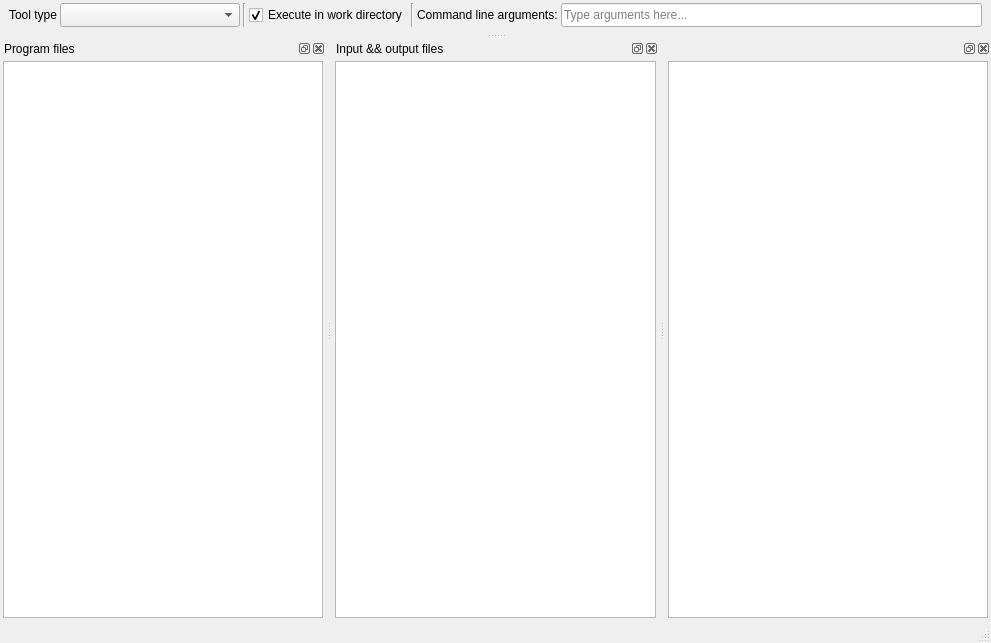
This is spine_items/tool/ui/tool_specification_form.ui in spine-tools/spine-items as Qt 5 draws it before an edit. The edited form follows.
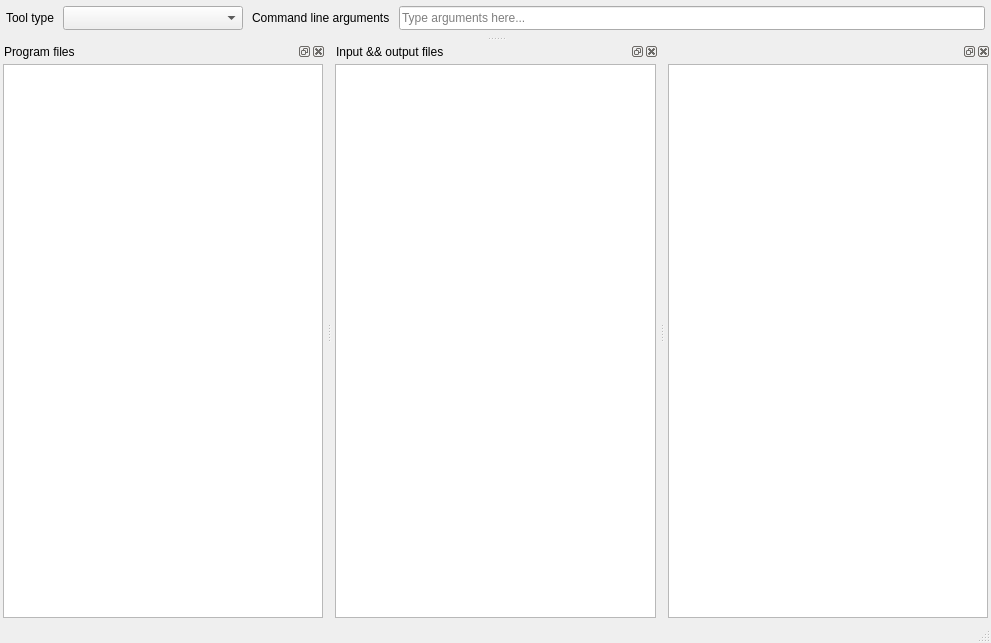
This is the edited form. Icons and pictures are not drawn. Custom widgets are drawn as their Qt base class.

Commit message:
Make execute in work a Tool setting only
- Remove execute in work setting from Tool Specification Editor
- Remove all references to Tool specs' execute_in_work
- Small edits to Tool Spec Editor layout
- Unskipped two tests

Regarding issue: spine-tools/Spine-Toolbox#884
PR: #101

The edit to the form file:
```diff
--- a/spine_items/tool/ui/tool_specification_form.ui
+++ b/spine_items/tool/ui/tool_specification_form.ui
@@ -37,22 +37,25 @@
    </property>
    <layout class="QVBoxLayout" name="verticalLayout_3">
     <property name="spacing">
-     <number>3</number>
+     <number>6</number>
     </property>
     <property name="leftMargin">
-     <number>3</number>
+     <number>0</number>
     </property>
     <property name="topMargin">
-     <number>3</number>
+     <number>6</number>
     </property>
     <property name="rightMargin">
-     <number>3</number>
+     <number>0</number>
     </property>
     <property name="bottomMargin">
-     <number>3</number>
+     <number>0</number>
     </property>
     <item>
      <layout class="QHBoxLayout" name="horizontalLayout_2">
+      <property name="spacing">
+       <number>9</number>
+      </property>
       <property name="leftMargin">
        <number>6</number>
       </property>
@@ -94,37 +97,10 @@
         </property>
        </widget>
       </item>
-      <item>
-       <widget class="Line" name="line_3">
-        <property name="orientation">
-         <enum>Qt::Vertical</enum>
-        </property>
-       </widget>
-      </item>
-      <item>
-       <widget class="QCheckBox" name="checkBox_execute_in_work">
-        <property name="toolTip">
-         <string>&lt;html&gt;&lt;head/&gt;&lt;body&gt;&lt;p&gt;If checked, Tool specification is executed in a work directory (default).&lt;/p&gt;&lt;p&gt;If unchecked, Tool specification is executed in main program file directory.&lt;/p&gt;&lt;p&gt;It is recommended to uncheck this for &lt;span style=&quot; font-weight:600;&quot;&gt;Executable&lt;/span&gt; Tool specifications.&lt;/p&gt;&lt;/body&gt;&lt;/html&gt;</string>
-        </property>
-        <property name="text">
-         <string>Execute in work directory</string>
-        </property>
-        <property name="checked">
-         <bool>true</bool>
-        </property>
-       </widget>
-      </item>
-      <item>
-       <widget class="Line" name="line">
-        <property name="orientation">
-         <enum>Qt::Vertical</enum>
-        </property>
-       </widget>
-      </item>
       <item>
        <widget class="QLabel" name="label_3">
         <property name="text">
-         <string>Command line arguments:</string>
+         <string>Command line arguments</string>
         </property>
        </widget>
       </item>
```
The commit also changes 9 other files.
